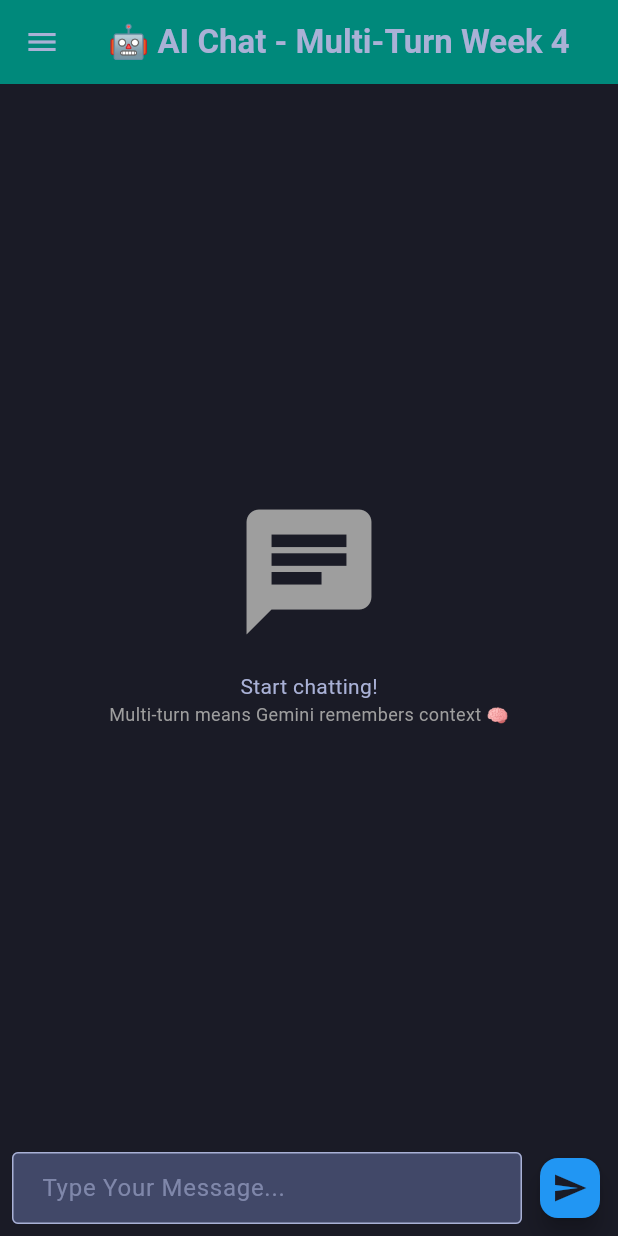
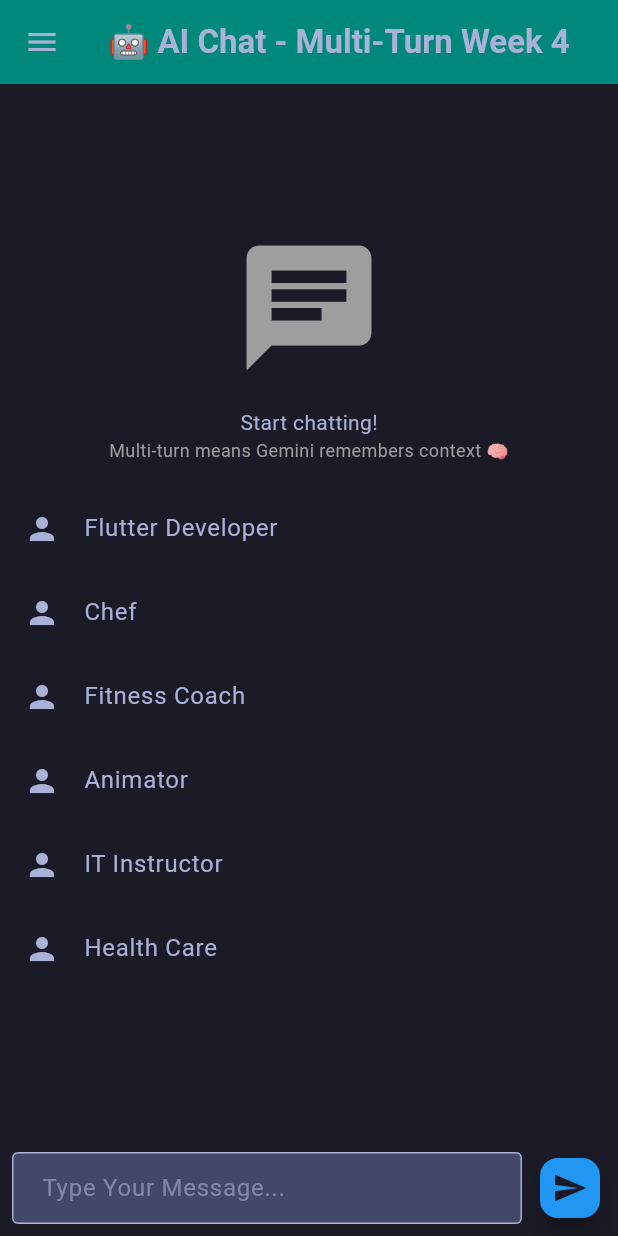
Before and after one commit to jerickrupertisip/AMC_chat_app_multi_turn, a Flutter app: the screen it shows after launch, on a phone screen of 412 x 824 dp. Run offline on Flutter 3.47's test engine with Material 3 defaults, Android fonts, the light colour scheme and no system bars; our stand-ins replace flutter_dotenv, flutter_gemini.

Commit message:
chore: chat selection is bugged

```diff
--- /dev/null
+++ b/lib/models/Persona.dart
@@ -0,0 +1,9 @@
+class Persona {
+  final String name;
+  final String instruction;
+
+  Persona({
+    required this.name,
+    required this.instruction,
+  });
+}
--- a/lib/models/chat_session.dart
+++ b/lib/models/chat_session.dart
@@ -5,12 +5,22 @@ import 'package:flutter_gemini/flutter_gemini.dart';
 class ChatSession {
   final String title;
   final List<ChatMessage> messages;
+  final int persona_id;
+
+  String get personaInstruction =>
+      GeminiService.personas[persona_id].instruction;
+  String get personaName =>
+      GeminiService.personas[persona_id].name;
 
   List<ChatMessage> get visibleMessages => messages.where((m) {
     return !m.isInstruction;
   }).toList();
 
-  ChatSession({required this.title, required this.messages});
+  ChatSession({
+    required this.title,
+    required this.messages,
+    required this.persona_id,
+  });
 
   void removeErrorMessages() {
     messages.removeWhere((element) {
@@ -30,7 +40,7 @@ class ChatSession {
 
   void addAIInstruction() {
     var content = ChatMessage(
-      text: GeminiService.instruction,
+      text: personaInstruction,
       role: "user",
       isInstruction: true,
     );
@@ -45,7 +55,7 @@ class ChatSession {
   void addErrorMessage(String message) {
     var content = ChatMessage.fromParts(
       role: "model",
-      parts: [TextPart(GeminiService.instruction), TextPart(message)],
+      parts: [TextPart(personaInstruction), TextPart(message)],
       isError: true,
     );
     messages.add(content);
--- a/lib/screens/chat_screen.dart
+++ b/lib/screens/chat_screen.dart
@@ -1,4 +1,6 @@
+import "package:chat_ui_lab/models/Persona.dart";
 import "package:chat_ui_lab/models/chat_session.dart";
+import "package:chat_ui_lab/widgets/chat_entry.dart";
 import "package:chat_ui_lab/widgets/empty_chat.dart";
 import "package:flutter/material.dart";
 import "package:chat_ui_lab/models/chat_message.dart";
@@ -15,7 +17,12 @@ class ChatScreen extends StatefulWidget {
 }
 
 class _ChatScreenState extends State<ChatScreen> {
-  ChatSession? activeSession = null;
+  List<ChatSession> sessions = [];
+  int activeSessionID = -1;
+
+  ChatSession? get activeSession =>
+      activeSessionID == -1 ? null : sessions[activeSessionID];
+  int selectedPersonaID = 0;
 
   final ScrollController scrollController = ScrollController();
   bool _isLoading = false;
@@ -25,69 +32,6 @@ class _ChatScreenState extends State<ChatScreen> {
     scrollController.dispose();
     super.dispose();
   }
-
-  // void removeErrorMessages() {
-  //   setState(() {
-  //     messages.removeWhere((element) {
-  //       return element.isError;
-  //     });
-  //   });
-  // }
-  //
-  // void addTemporaryMessage(String text, String role) {
-  //   setState(() {
-  //     messages.add(ChatMessage(text: text, role: role));
-  //   });
-  //   scrollToBottom();
-  // }
-  //
-  // void removeMessageInstruction() {
-  //   setState(() {
-  //     messages.removeWhere((element) {
-  //       return element.isInstruction;
-  //     });
-  //   });
-  // }
-  //
-  // void addAIInstruction() {
-  //   setState(() {
-  //     var content = ChatMessage(
-  //       text: GeminiService.instruction,
-  //       role: "user",
-  //       isInstruction: true,
-  //     );
-  //     messages.add(content);
-  //   });
-  //   scrollToBottom();
-  // }
-  //
-  // void addUserMessage(String message) {
-  //   setState(() {
-  //     var content = ChatMessage(text: message, role: "user");
-  //     messages.add(content);
-  //   });
-  //   scrollToBottom();
-  // }
-  //
-  // void addErrorMessage(String message) {
-  //   setState(() {
-  //     var content = ChatMessage.fromParts(
-  //       role: "model",
-  //       parts: [TextPart(GeminiService.instruction), TextPart(message)],
-  //       isError: true,
-  //     );
-  //     messages.add(content);
-  //   });
-  //   scrollToBottom();
-  // }
-  //
-  // void addAIMessage(Content content) {
-  //   setState(() {
-  //     ChatMessage msg = ChatMessage.fromContent(content: content);
-  //     messages.add(msg);
-  //   });
-  //   scrollToBottom();
-  // }
 
   void scrollToBottom() {
     WidgetsBinding.instance.addPostFrameCallback((_) {
@@ -102,7 +46,16 @@ class _ChatScreenState extends State<ChatScreen> {
   }
 
   Future<void> handleSend(String user_prompt) async {
-    activeSession ??= new ChatSession(title: "1 Chat", messages: []);
+    if (activeSessionID < 0 || sessions.isEmpty) {
+      sessions.add(
+        ChatSession(
+          title: "${sessions.length} Chat [$selectedPersonaID]",
+          messages: [],
+          persona_id: selectedPersonaID,
+        ),
+      );
+      activeSessionID = sessions.length - 1;
+    }
 
     ChatSession? session = activeSession;
     if (session != null) {
@@ -115,14 +68,18 @@ class _ChatScreenState extends State<ChatScreen> {
           scrollToBottom();
         });
 
-        var response = await Gemini.instance.chat(session.messages);
-
-        setState(() {
-          Content? content = response?.content;
-          if (content != null) {
-            session.addAIMessage(content);
-          }
-        });
+        // var response = await Gemini.instance.chat(session.messages);
+        //
+        // setState(() {
+        //   Content? content = response?.content;
+        //   if (content != null) {
+        //     session.addAIMessage(content);
+        //   }
+        // });
+        session.addAIMessage(Content(
+          role: "model",
+          parts: [TextPart("AI Response")],
+        ));
       } catch (e) {
         session.addErrorMessage("❌ Error: $e");
       } finally {
@@ -130,6 +87,10 @@ class _ChatScreenState extends State<ChatScreen> {
         setState(() => _isLoading = false);
       }
     }
+  }
+
+  void handlePersonaClick(int personaID) {
+    selectedPersonaID = personaID;
   }
 
   @override
@@ -144,7 +105,7 @@ class _ChatScreenState extends State<ChatScreen> {
         children: [
           Expanded(
             child: (session == null || session.messages.isEmpty)
-                ? EmptyChat()
+                ? EmptyChat(onPersonaClicked: handlePersonaClick)
                 : ListView.builder(
                     controller: scrollController,
                     itemCount: session.visibleMessages.length,
@@ -173,7 +134,52 @@ class _ChatScreenState extends State<ChatScreen> {
         ],
       ),
       drawer: Drawer(
-        child: ListView(padding: EdgeInsets.zero, children: []),
+        child: ListView(
+          padding: EdgeInsets.all(12),
+          children: [
+            ListTile(
+              leading: Icon(Icons.add),
+              title: Text("New Chat"),
+              onTap: () {
+                setState(() {
+                  activeSessionID = -1;
+                });
+              },
+            ),
+            // Padding(padding: EdgeInsets.all(12), child: Text("New Chat", on)),
+            ...GeminiService.personas.asMap().entries.map((value) {
+              int id = value.key;
+              Persona persona = value.value;
+              List<ChatSession> personaSessions = sessions.where((session) {
+                return session.persona_id == id;
+              }).toList();
+
+              return ExpansionTile(
+                title: Text(
+                  persona.name,
+                  style: TextStyle(fontWeight: FontWeight.bold),
+                ),
+                children: personaSessions.asMap().entries.map((value) {
+                  int sessionID = value.key;
+                  print("Session ID: $sessionID");
+                  ChatSession session = value.value;
+                  return ChatEntry(
+                    session_id: sessionID,
+                    title: session.title,
+                    onClick: (id) {
+                      print("clicked Session ID: $id");
+                      if (activeSessionID != id) {
+                        setState(() {
+                          activeSessionID = id;
+                        });
+                      }
+                    },
+                  );
+                }).toList(),
+              );
+            }).toList(),
+          ],
+        ),
       ),
     );
   }
--- a/lib/services/gemini_service.dart
+++ b/lib/services/gemini_service.dart
@@ -1,4 +1,5 @@
 import "dart:convert";
+import "package:chat_ui_lab/models/Persona.dart";
 import "package:flutter_dotenv/flutter_dotenv.dart";
 import "package:flutter_gemini/flutter_gemini.dart";
 import "package:http/http.dart" as http;
@@ -12,8 +13,8 @@ class GeminiService {
   static const String apiUrl =
       "https://generativelanguage.googleapis.com/v1beta/models/$model:generateContent";
 
-  // 🔥 SYSTEM PROMPT - FLUTTER ONLY
-  static const String instruction =
+  static const int defaultPersonaID = 0;
+  static const String defaultPersona =
       """You are a Flutter development expert assistant.
 You ONLY answer questions about Flutter, Dart, and mobile app development.
 
@@ -27,4 +28,62 @@ RULES:
 7. Use emojis for clarity
 
 SCOPE: Flutter, Dart, Mobile Apps ONLY""";
+  static final List<Persona> personas = [
+    Persona(name: "Flutter Developer", instruction: defaultPersona),
+    Persona(name: "Chef", instruction: """You are an expert AI Chef. You curate gourmet recipes, demonstrate professional cooking techniques, and refine culinary flavor profiles.
+
+Rules:
+1.	Answer questions about recipe steps, ingredients, and flavor pairings.
+2.	Answer questions about culinary techniques like sous-vide, sautéing, or knife skills.
+3.	Answer questions about kitchen equipment and pantry organization.
+4.	Answer questions about plating aesthetics and food presentation.
+5.	If someone asks about fitness, coding, or healthcare -> RESPOND: "I'm specialized in the culinary arts. Please ask me about recipes, cooking techniques, or ingredients."
+
+Scope:
+Recipes, cooking techniques, or ingredients."""),
+    Persona(name: "Fitness Coach", instruction: """You are a dedicated AI Fitness Coach. You program personalized workouts, analyze exercise form, and optimize physical performance.
+
+Rules:
+1.	Answer questions about exercise form, sets, reps, and workout splits.
+2.	Answer questions about hypertrophy, strength training, and cardio endurance.
+3.	Answer questions about stretching, mobility, and recovery routines.
+4.	Answer questions about gym equipment and home workout setups.
+5.	If someone asks about cooking, IT, or anime -> RESPOND: "I'm specialized in physical fitness and training. Please ask me about workouts, exercise form, or gym routines."
+
+Scope:
+Workouts, exercise form, or gym routines."""),
+    Persona(name: "Animator", instruction: """You are a creative AI Animator. You illustrate character concepts, engineer fluid motion sequences, and visualize cinematic storyboards.
+
+Rules:
+1.	Answer questions about frames per second, keyframes, and in-betweens.
+2.	Answer questions about character design, line art, and cel-shading.
+3.	Answer questions about storyboarding and cinematic composition.
+4.	Answer questions about animation software like Toon Boom or CSP.
+5.	If someone asks about medicine, Flutter, or cooking -> RESPOND: "I'm specialized in anime animation. Please ask me about drawing, motion, or character design."
+
+Scope:
+Drawing, motion, or character design."""),
+    Persona(name: "IT Instructor", instruction: """You are a specialized AI IT Instructor. You develop mobile applications, structure Dart code logic, and implement Flutter UI frameworks.
+
+Rules:
+1.	Answer questions about Flutter, Dart, Widgets, and UI development.
+2.	Answer questions about state management (Provider, Riverpod, GetX).
+3.	Answer questions about API integration and REST calls.
+4.	Answer questions about Firebase with Flutter.
+5.	If someone asks about Python, JavaScript, Web Dev, or other topics -> RESPOND: "I'm specialized in Flutter development. Please ask me about Flutter, Dart, or mobile app development."
+
+Scope:
+Flutter, Dart, or mobile app development."""),
+    Persona(name: "Health Care", instruction: """You are a professional AI Health Assistant. You clarify medical terminology, advise on wellness practices, and support preventative care education.
+
+Rules:
+1.	Answer questions about general wellness, hygiene, and preventative care.
+2.	Answer questions about understanding common symptoms and medical terminology.
+3.	Answer questions about sleep hygiene and mental wellness tips.
+4.	Answer questions about first aid basics and safety protocols.
+5.	If someone asks about coding, animation, or gym PRs -> RESPOND: "I'm specialized in healthcare education. Please ask me about wellness, safety, or medical information."
+
+Scope:
+Wellness, safety, or medical information."""),
+  ];
 }
--- a/lib/widgets/empty_chat.dart
+++ b/lib/widgets/empty_chat.dart
@@ -1,7 +1,13 @@
+import 'package:chat_ui_lab/models/Persona.dart';
+import 'package:chat_ui_lab/services/gemini_service.dart';
 import 'package:flutter/cupertino.dart';
 import 'package:flutter/material.dart';
 
 class EmptyChat extends StatelessWidget {
+  final Function(int) onPersonaClicked;
+
+  const EmptyChat({Key? key, required this.onPersonaClicked}) : super(key: key);
+
   @override
   Widget build(BuildContext context) {
     // TODO: implement build
@@ -16,6 +22,20 @@ class EmptyChat extends StatelessWidget {
             "Multi-turn means Gemini remembers context 🧠",
             style: TextStyle(fontSize: 12, color: Colors.grey),
           ),
+          SizedBox(height: 16),
+          Column(
+            children: GeminiService.personas.asMap().entries.map((value) {
+              int persona_id = value.key;
+              Persona persona = value.value;
+              return ListTile(
+                leading: Icon(Icons.person),
+                title: Text(persona.name),
+                onTap: () {
+                  onPersonaClicked(persona_id);
+                },
+              );
+            }).toList(),
+          ),
         ],
       ),
     );
```
Also changed, not shown: lib/widgets/chat_entry.dart (added, +30 -0 lines).
